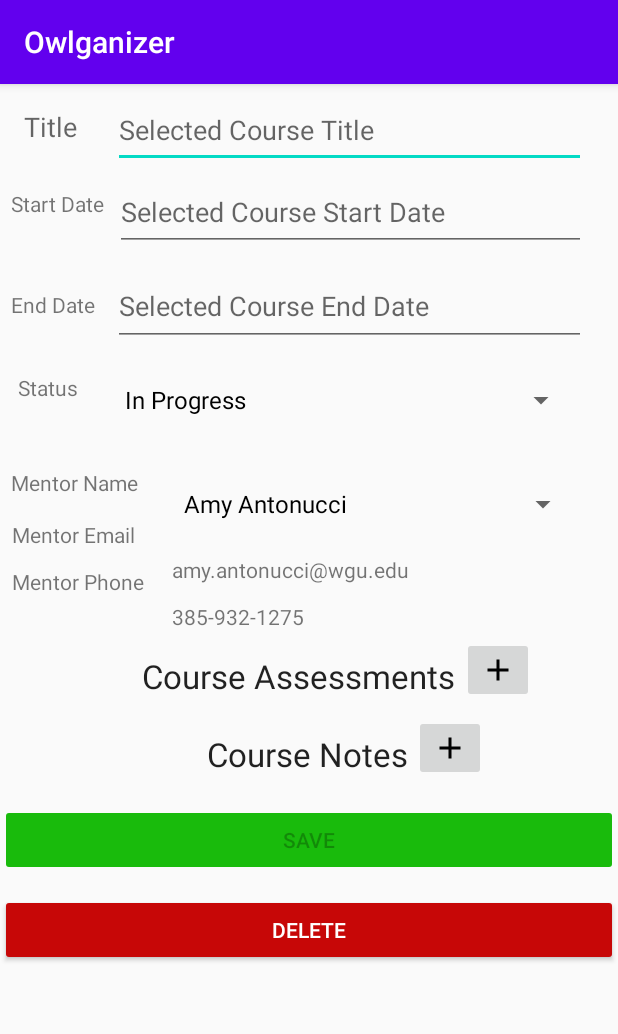
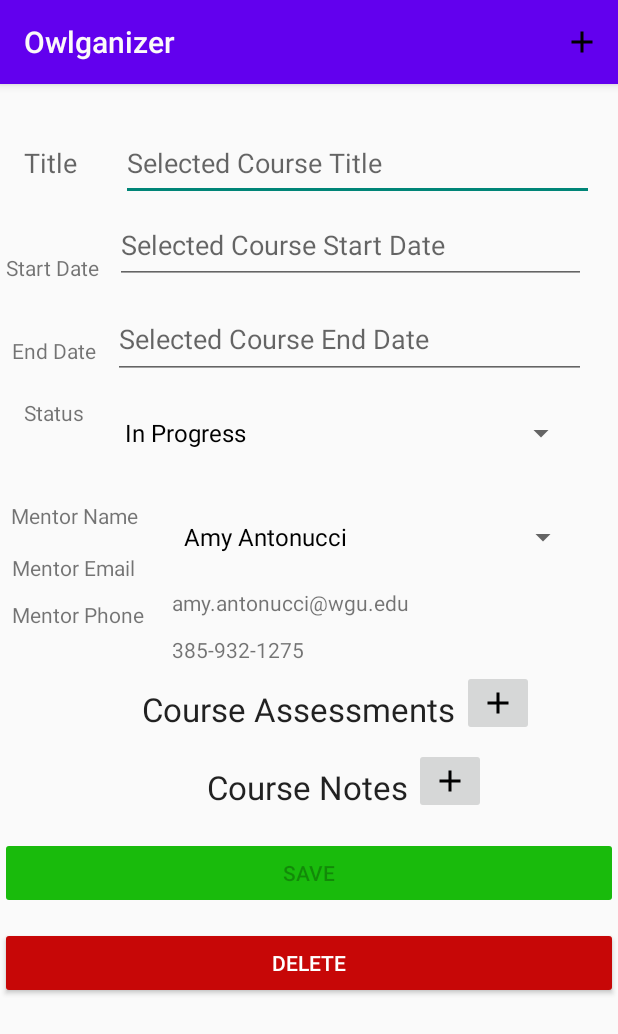
Before and after one commit to cearo/C196, an Android app: the CourseDetailActivity screen opened directly, with no data from a screen before it, on a phone screen of 412 x 824 dp. Shown: the top 1034 px of the screen. Run offline under Robolectric (Android 15) with nearby library versions, the phone set to English and light mode, and no system bars; our stand-ins replace Room's generated code; 7 statements that could not run were skipped.

Commit message:
Beginning AlarmManager implementation for CourseDetailActivity
Signed-off-by: Cory Robinson <cearobinson@gmail.com>

```diff
--- a/app/src/main/AndroidManifest.xml
+++ b/app/src/main/AndroidManifest.xml
@@ -11,10 +11,11 @@
         android:supportsRtl="true"
         android:theme="@style/AppTheme"
         >
-        <activity android:name=".activities.NoteDetailActivity"></activity>
+        <activity android:name=".activities.NoteDetailActivity" />
         <activity android:name=".activities.NewNoteActivity" />
         <activity android:name=".activities.NewAssessmentActivity" />
-        <activity android:name=".activities.CourseDetailActivity" />
+        <activity android:name=".activities.CourseDetailActivity"
+                  android:theme="@style/Theme.AppCompat.Light.NoActionBar"/>
         <activity android:name=".activities.TermDetailActivity" />
         <activity android:name=".activities.NewTermActivity" />
         <activity android:name=".activities.MainActivity">
--- a/app/src/main/java/com/cearo/owlganizer/activities/CourseDetailActivity.java
+++ b/app/src/main/java/com/cearo/owlganizer/activities/CourseDetailActivity.java
@@ -3,12 +3,11 @@ package com.cearo.owlganizer.activities;
 import android.app.AlertDialog;
 import android.app.DatePickerDialog;
 import android.content.Intent;
-import android.content.res.Configuration;
 import android.os.Bundle;
 import android.text.Editable;
 import android.text.TextWatcher;
-import android.util.Log;
 import android.view.LayoutInflater;
+import android.view.MenuItem;
 import android.view.MotionEvent;
 import android.view.View;
 import android.widget.AdapterView;
@@ -20,6 +19,7 @@ import android.widget.Spinner;
 
 import androidx.annotation.Nullable;
 import androidx.appcompat.app.AppCompatActivity;
+import androidx.appcompat.widget.Toolbar;
 import androidx.lifecycle.LiveData;
 import androidx.lifecycle.ViewModelProvider;
 import androidx.recyclerview.widget.LinearLayoutManager;
@@ -49,7 +49,7 @@ import java.util.Locale;
 
 public class CourseDetailActivity extends AppCompatActivity
         implements DatePickerDialog.OnDateSetListener, AdapterView.OnItemSelectedListener,
-        ItemClickListener {
+        ItemClickListener, Toolbar.OnMenuItemClickListener {
     // Binding reference for activity_course_detail.xml
     ActivityCourseDetailBinding binding;
     // Global view model reference
@@ -71,10 +71,15 @@ public class CourseDetailActivity extends AppCompatActivity
         // Initializing activity_course_detail.xml reference
         LayoutInflater layoutInflater = LayoutInflater.from(this);
         binding = ActivityCourseDetailBinding.inflate(layoutInflater);
+
+        VIEW_MODEL = new ViewModelProvider(this).get(CourseDetailViewModel.class);
+
+        final Toolbar TOOL_BAR = binding.courseDetailActionBar != null ?
+                binding.courseDetailActionBar : new Toolbar(this);
+        TOOL_BAR.inflateMenu(R.menu.set_alarm);
         // Reference to course status options Spinner
         final Spinner STATUS_OPTIONS_SPIN = binding.courseStatusOptions;
         // Initializing view model
-        VIEW_MODEL = new ViewModelProvider(this).get(CourseDetailViewModel.class);
         // Configuring the mentor options Spinner
         final Spinner MENTOR_OPTIONS_SPIN = binding.courseMentorOptions;
         final ArrayAdapter<Mentor> MENTOR_OPTIONS_ADATPER = new ArrayAdapter<>(
@@ -203,7 +208,7 @@ public class CourseDetailActivity extends AppCompatActivity
                     VIEW_MODEL.updateCourse(currentCourse);
                     // Returning to MainActivity
                     finish();
-                } else if (button.equals(DELETE_BUTTON)) {
+                } else if (button.equals(DELETE_BUTTON) && currentCourse != null) {
                     final String ALERT_TITLE = "Are you sure you want to delete this Course?";
                     final String ALERT_MSG = "Deleting this Course is a final act; " +
                             "proceed with caution.";
@@ -219,10 +224,12 @@ public class CourseDetailActivity extends AppCompatActivity
                                 LiveData<Mentor> liveMentor = VIEW_MODEL.getCourseMentor();
                                 LiveData<List<Assessment>> liveAssessList = VIEW_MODEL
                                         .getCourseAssessments();
+                                LiveData<List<Note>> liveNotesList = VIEW_MODEL.getCourseNotes();
                                 // Removing observers to avoid them triggering on deletion.
                                 liveCourse.removeObservers(this);
                                 liveMentor.removeObservers(this);
                                 liveAssessList.removeObservers(this);
+                                liveNotesList.removeObservers(this);
                                 // Deleting the Course from the DB
                                 VIEW_MODEL.deleteCourse(currentCourse);
                                 //Returning to MainActivity
@@ -356,12 +363,6 @@ public class CourseDetailActivity extends AppCompatActivity
         setContentView(binding.getRoot());
     }
 
-    @Override
-    public void onConfigurationChanged(Configuration newConfig) {
-        super.onConfigurationChanged(newConfig);
-        Log.i("Config Change", "Config Changed");
-        int vId = binding.getRoot().getId();
-    }
     // Set the text value of the EditText selected by the user with the
     // Date String from the Date Picker.
     @Override
@@ -459,4 +460,9 @@ public class CourseDetailActivity extends AppCompatActivity
                 break;
         }
     }
+
+    @Override
+    public boolean onMenuItemClick(MenuItem item) {
+        return false;
+    }
 }
--- a/app/src/main/java/com/cearo/owlganizer/models/viewmodels/TermDetailViewModel.java
+++ b/app/src/main/java/com/cearo/owlganizer/models/viewmodels/TermDetailViewModel.java
@@ -24,15 +24,14 @@ public class TermDetailViewModel extends AndroidViewModel {
     private final LiveData<List<Course>> TERM_COURSES;
     // Getting Repository for Term DB operations.
     private final TermRepository TERM_REPO;
-    // Getting Repository for Course DB operations.
-    private final CourseRepository COURSE_REPO;
 
 
     // Constructor
     public TermDetailViewModel(@NonNull Application application) {
         super(application);
         this.TERM_REPO = new TermRepository(application);
-        this.COURSE_REPO = new CourseRepository(application);
+        // Getting Repository for Course DB operations.
+        CourseRepository COURSE_REPO = new CourseRepository(application);
         CURRENT_TERM_ID = new MutableLiveData<>();
         CURRENT_TERM = Transformations.switchMap(CURRENT_TERM_ID,
                 TERM_REPO::getTermById);
--- a/app/src/main/res/layout/activity_course_detail.xml
+++ b/app/src/main/res/layout/activity_course_detail.xml
@@ -1,8 +1,33 @@
 <?xml version="1.0" encoding="utf-8"?>
-<ScrollView android:layout_width="match_parent"
+<androidx.coordinatorlayout.widget.CoordinatorLayout
+    xmlns:android="http://schemas.android.com/apk/res/android"
+    xmlns:app="http://schemas.android.com/apk/res-auto"
+    android:layout_width="match_parent"
+    android:layout_height="wrap_content"
+    android:fitsSystemWindows="true">
+    <com.google.android.material.appbar.AppBarLayout
+        android:layout_width="match_parent"
+        android:layout_height="wrap_content"
+        android:theme="@style/ThemeOverlay.AppCompat.ActionBar"
+        >
+
+        <androidx.appcompat.widget.Toolbar
+            android:id="@+id/course_detail_action_bar"
+            android:layout_width="match_parent"
+            android:layout_height="?attr/actionBarSize"
+            android:background="@color/colorPrimary"
+            android:elevation="4dp"
+            android:theme="@style/ThemeOverlay.AppCompat.ActionBar"
+            android:minHeight="?attr/actionBarSize"
+            app:popupTheme="@style/ThemeOverlay.AppCompat.Light"
+            app:title="@string/app_name"
+            app:titleTextColor="#FBF9F9" />
+    </com.google.android.material.appbar.AppBarLayout>
+    <ScrollView
+        android:layout_width="match_parent"
         android:layout_height="match_parent"
-    xmlns:android="http://schemas.android.com/apk/res/android"
-    xmlns:app="http://schemas.android.com/apk/res-auto">
+        >
+
         <androidx.constraintlayout.widget.ConstraintLayout
             android:layout_width="match_parent"
             android:layout_height="wrap_content"
@@ -21,8 +46,8 @@
                 android:id="@+id/course_status_label"
                 android:layout_width="wrap_content"
                 android:layout_height="wrap_content"
-        android:layout_marginStart="12dp"
-        android:layout_marginTop="36dp"
+                android:layout_marginStart="16dp"
+                android:layout_marginTop="22dp"
                 android:text="@string/status_label"
                 app:layout_constraintStart_toStartOf="parent"
                 app:layout_constraintTop_toBottomOf="@+id/course_end_label" />
@@ -41,8 +66,8 @@
                 android:id="@+id/course_start_label"
                 android:layout_width="wrap_content"
                 android:layout_height="wrap_content"
-        android:layout_marginStart="7dp"
-        android:layout_marginTop="29dp"
+                android:layout_marginStart="4dp"
+                android:layout_marginTop="48dp"
                 android:text="@string/start_date_label"
                 android:textAppearance="@style/TextAppearance.AppCompat.Small"
                 app:layout_constraintStart_toStartOf="parent"
@@ -75,7 +100,7 @@
                 android:layout_width="wrap_content"
                 android:layout_height="wrap_content"
                 android:layout_marginStart="16dp"
-        android:layout_marginTop="16dp"
+                android:layout_marginTop="96dp"
                 android:text="@string/title_label"
                 android:textAppearance="@style/TextAppearance.AppCompat.Medium"
                 app:layout_constraintStart_toStartOf="parent"
@@ -181,8 +206,8 @@
                 android:id="@+id/course_end_label"
                 android:layout_width="wrap_content"
                 android:layout_height="wrap_content"
-        android:layout_marginStart="7dp"
-        android:layout_marginTop="48dp"
+                android:layout_marginStart="8dp"
+                android:layout_marginTop="36dp"
                 android:text="@string/end_date_label"
                 android:textAppearance="@style/TextAppearance.AppCompat.Small"
                 app:layout_constraintStart_toStartOf="parent"
@@ -204,8 +229,8 @@
                 android:id="@+id/detail_course_title"
                 android:layout_width="315dp"
                 android:layout_height="50dp"
-        android:layout_marginTop="6dp"
-        android:layout_marginEnd="21dp"
+                android:layout_marginTop="84dp"
+                android:layout_marginEnd="16dp"
                 android:autofillHints=""
                 android:hint="@string/detail_course_title_hint"
                 android:inputType="textCapSentences"
@@ -250,3 +275,4 @@
 
         </androidx.constraintlayout.widget.ConstraintLayout>
     </ScrollView>
+</androidx.coordinatorlayout.widget.CoordinatorLayout>
--- /dev/null
+++ b/app/src/main/res/menu/set_alarm.xml
@@ -0,0 +1,9 @@
+<?xml version="1.0" encoding="utf-8"?>
+<menu xmlns:android="http://schemas.android.com/apk/res/android"
+    xmlns:app="http://schemas.android.com/apk/res-auto">
+    <item
+        android:id="@+id/set_alarm"
+        android:icon="@drawable/ic_add_black_24dp"
+        android:title="@string/set_alarm_label"
+        app:showAsAction="ifRoom" />
+</menu>
--- a/app/src/main/res/values/strings.xml
+++ b/app/src/main/res/values/strings.xml
@@ -17,6 +17,8 @@
     <string name="course_mentor_name">Mentor Name</string>
     <string name="course_mentor_phone">Mentor Phone</string>
     <string name="note_body_label">Note:</string>
+    <string name="set_alarm_label">Set Alarm</string>
+    <string name="send_sms_label">Send Note SMS</string>
     <!-- **** End Form Labels **** -->
 
     <!-- **** Button Text **** -->
```
Also changed, not shown: app/src/main/java/com/cearo/owlganizer/activities/TermDetailActivity.java (+24 -5 lines), app/src/main/res/drawable/ic_sms_black_24dp.xml (added, +9 -0 lines), app/src/main/res/menu/note_action_menu.xml (added, +14 -0 lines), app/src/main/res/values/styles.xml (+7 -0 lines). Lines whose indentation alone changed are shown as unchanged.
